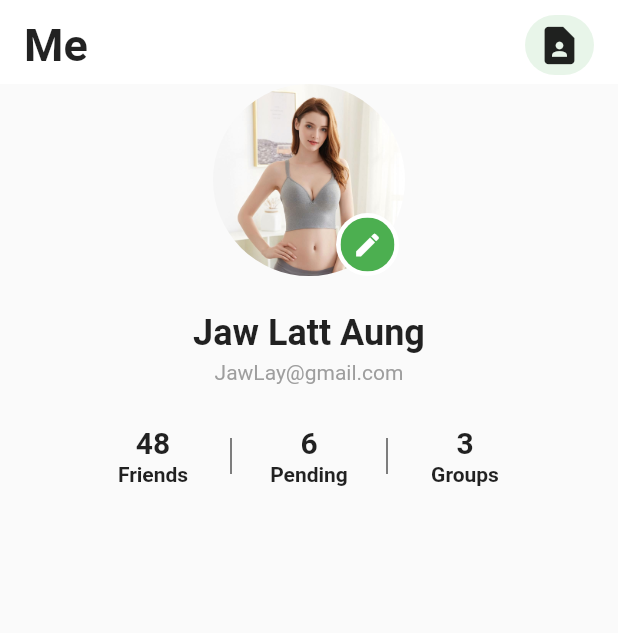
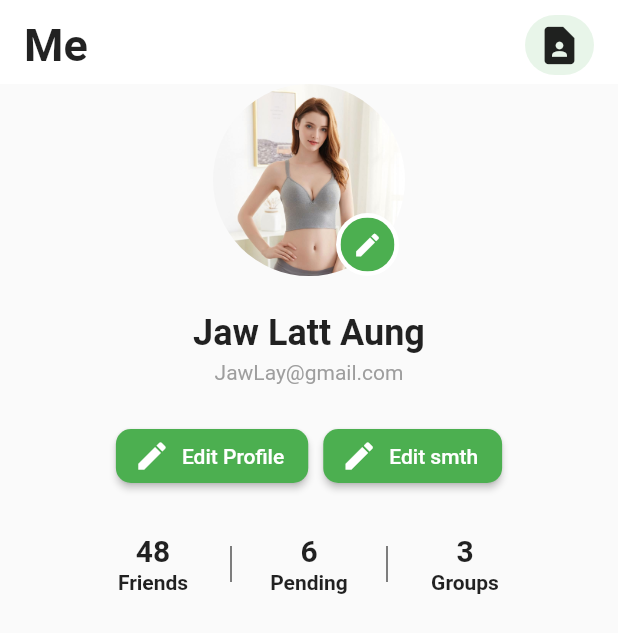
Before and after one commit to GodzillaAllen/brbrnyarnyar, a Flutter app: the ProfilePage screen opened directly, on a phone screen of 412 x 824 dp. Shown: the top 633 px of the screen. Run offline on Flutter 3.47's test engine with Material 2 defaults, Android fonts, the light colour scheme and no system bars.

Commit message:
see you tmr

```diff
--- /dev/null
+++ b/lib/components/button_widger.dart
@@ -0,0 +1,26 @@
+import 'package:flutter/material.dart';
+
+class ButtonWidget extends StatelessWidget {
+  final String text;
+  final VoidCallback onclicked;
+  const ButtonWidget({Key? key, required this.text, required this.onclicked})
+      : super(key: key);
+
+  @override
+  Widget build(BuildContext context) {
+    return ElevatedButton.icon(
+      onPressed: onclicked,
+      icon: const Icon(
+        Icons.edit,
+        color: Colors.white,
+        size: 24,
+      ),
+      label: Text(text),
+      style: ElevatedButton.styleFrom(
+        shape: RoundedRectangleBorder(
+          borderRadius: BorderRadius.circular(10.0),
+        ),
+      ),
+    );
+  }
+}
--- a/lib/modules/profile_page.dart
+++ b/lib/modules/profile_page.dart
@@ -1,4 +1,5 @@
 import 'package:flutter/material.dart';
+import 'package:login_reg_form_for_bei_chat/components/button_widger.dart';
 import 'package:login_reg_form_for_bei_chat/components/numbers_widget.dart';
 import 'package:login_reg_form_for_bei_chat/components/profile_page_appbar.dart';
 import 'package:login_reg_form_for_bei_chat/components/profile_widget.dart';
@@ -35,6 +36,10 @@ class _ProfilePageState extends State<ProfilePage> {
           const SizedBox(
             height: 24,
           ),
+          editAndSettingWidget(),
+          const SizedBox(
+            height: 24,
+          ),
           const NumbersWidget(),
         ],
       ),
@@ -56,4 +61,21 @@ class _ProfilePageState extends State<ProfilePage> {
           ),
         ],
       );
+
+  Widget editAndSettingWidget() => Row(
+        mainAxisAlignment: MainAxisAlignment.center,
+        children: [
+          ButtonWidget(
+            text: 'Edit Profile',
+            onclicked: () {},
+          ),
+          const SizedBox(
+            width: 10,
+          ),
+          ButtonWidget(
+            text: 'Edit smth',
+            onclicked: () {},
+          ),
+        ],
+      );
 }
```
